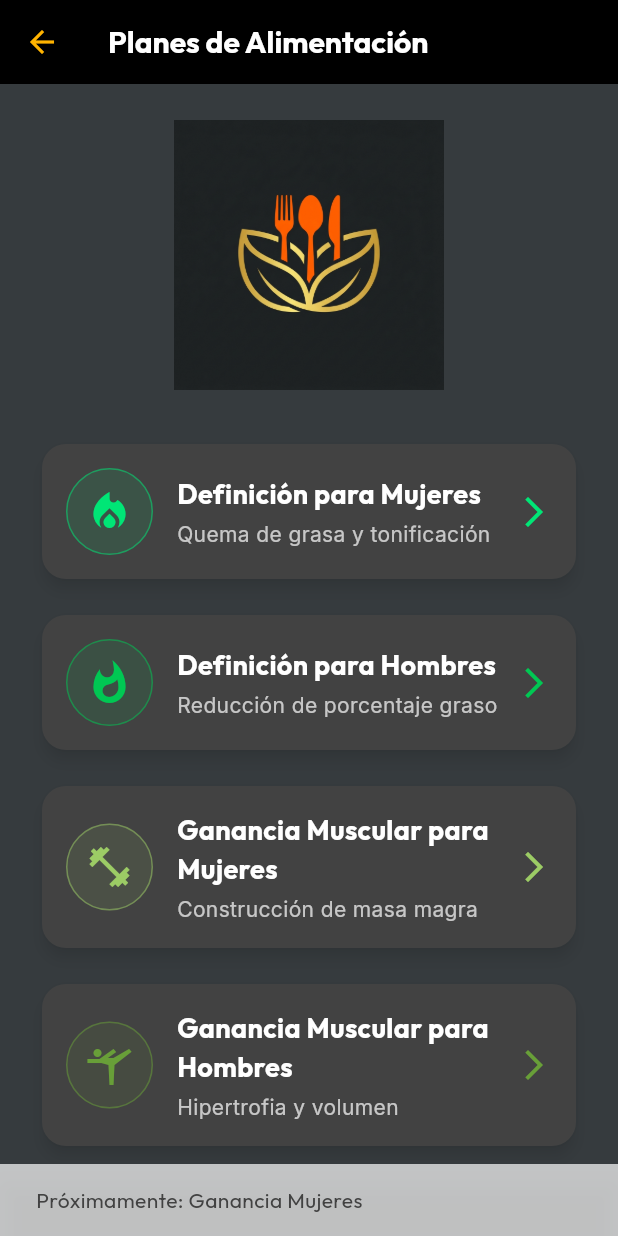
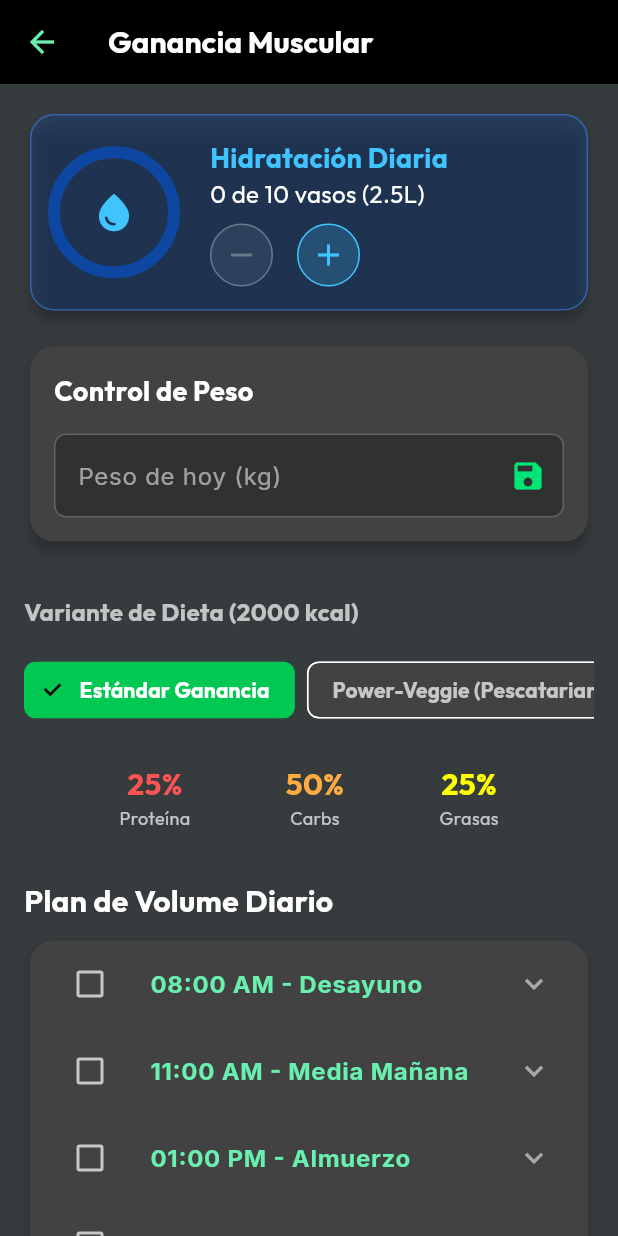
Before and after one commit to GPuebla-1008/PITBULL-GYM, a Flutter app: the DietasRecomendadasPage screen opened directly, after a tap on "Ganancia Muscular para Mujeres", on a phone screen of 412 x 824 dp. Run offline on Flutter 3.47's test engine with Material 3 defaults, Android fonts, the phone set to English and light mode, and no system bars; our stand-ins replace cloud_firestore, firebase_auth, firebase_core, google_fonts, shared_preferences, supabase_flutter; missing offline and left inert: dart:js; accounts and stored records are empty.

Commit message:
feat(dietas): implementar modulo de ganancia muscular femenina con persistencia y delta de peso invertido positivo

```diff
--- a/lib/core/models/dieta_model.dart
+++ b/lib/core/models/dieta_model.dart
@@ -273,3 +273,116 @@ final List<DietaModel> dietasDefinicionHombre = [
     ],
   ),
 ];
+
+// Semilla de las 5 variantes para "Ganancia Muscular Mujer" (~2000 kcal, Macros: 25-30% Prot / 45-50% Carb / 20-25% Grasas)
+final List<DietaModel> dietasGananciaMujer = [
+  DietaModel(
+    id: 'gan_mujer_estandar',
+    titulo: 'Estándar Ganancia',
+    calorias: 2000,
+    proteinas: '25%',
+    carbohidratos: '50%',
+    grasas: '25%',
+    cronograma: [
+      ComidaCronograma(horario: '08:00 AM', titulo: 'Desayuno', menu: 'Té/Café + Huevos revueltos, Avena gruesa y rodajas de batata dorada.', porciones: '2-3 huevos, 60g avena hidratada, 100g batata asada.'),
+      ComidaCronograma(horario: '11:00 AM', titulo: 'Media Mañana', menu: 'Infusión + Yogur natural con frutos secos y rebanada de pan lactal.', porciones: '200g yogur, 30g mix nueces/almendras, 1 rebanada pan molde.'),
+      ComidaCronograma(horario: '01:00 PM', titulo: 'Almuerzo', menu: 'Pechuga magra o cuadril + Arroz integral y vegetales tupidos.', porciones: '150g carne/pollo, 100g arroz pesado crudo, vegetales libres.'),
+      ComidaCronograma(horario: '05:00 PM', titulo: 'Merienda', menu: 'Mate cebado + Tostadas gruesas y mermelada sutil con queso ricota.', porciones: '3 tostadas salvado, 60g ricota, 2 cucharaditas mermelada.'),
+      ComidaCronograma(horario: '09:00 PM', titulo: 'Cena', menu: 'Pollo desmenuzado en colchón de fideos secos asados y verduras cocidas.', porciones: '150g pollo magro, 80g pasta, espinaca/acelga hervida.'),
+    ],
+    listaCompraMensual: [
+      ProductoCompra(id: 'g_std_1', categoria: 'Proteínas (Carnes)', nombre: 'Pechuga de Pollo y Cortes vacunos magros', cantidadMensual: '5 kg pollo, 3 kg carne vacuna'),
+      ProductoCompra(id: 'g_std_2', categoria: 'Proteínas (Huevos/Lácteos)', nombre: 'Maples grandes de Huevos, Yogur descremado y Ricota', cantidadMensual: '4 maples grandes, 15 potes yogures, 3 potes ricota magra'),
+      ProductoCompra(id: 'g_std_3', categoria: 'Carbohidratos (Energía)', nombre: 'Avena gruesa, Arroz integral, Batatas/Papas, Pan Molde oscuro, Fideos secos', cantidadMensual: '3 kg avena, 3 kg arroz, 3 kg batatas, 4 panes de molde, 2 kg fideos'),
+      ProductoCompra(id: 'g_std_4', categoria: 'Vegetales/Fibras', nombre: 'Atados vegetales (espinaca/acelga), Verdura de wok/hervor libre', cantidadMensual: '8 atados oscuros, tomates/lechugas frescos libre demanda'),
+      ProductoCompra(id: 'g_std_5', categoria: 'Grasas Saludables', nombre: 'Mix de Frutos Secos (Almendras/Nueces)', cantidadMensual: '1 kg mix frutos'),
+    ],
+  ),
+  DietaModel(
+    id: 'gan_mujer_pesc',
+    titulo: 'Power-Veggie (Pescatariana)',
+    calorias: 2000,
+    proteinas: '30%',
+    carbohidratos: '45%',
+    grasas: '25%',
+    cronograma: [
+      ComidaCronograma(horario: '08:00 AM', titulo: 'Desayuno', menu: 'Infusión + Pancakes a base de 1 huevo, claras pasteurizadas y avena fina.', porciones: '1 huevo + 100ml claras, 60g avena instantánea.'),
+      ComidaCronograma(horario: '11:00 AM', titulo: 'Media Mañana', menu: 'Licuado ligero de yogur descremado, semillas y frutos rojos.', porciones: '200g yogur, 1 taza frutos rojos, 15g chía/lino.'),
+      ComidaCronograma(horario: '01:00 PM', titulo: 'Almuerzo', menu: 'Medallón de Salmón o pescado azul asado + Quinoa y base de Garbanzos.', porciones: '150g pescado magro, 70g quinoa cruda, 50g garbanzos cocidos.'),
+      ComidaCronograma(horario: '05:00 PM', titulo: 'Merienda', menu: 'Skyr o yogur griego con granola gruesa sin azúcar.', porciones: '200g yogur proteico, 40g granola nuez/avena.'),
+      ComidaCronograma(horario: '09:00 PM', titulo: 'Cena', menu: 'Fajitas integrales rellenas de Atún al natural, Lentejas rubias y verduras crocantes.', porciones: '1.5 latas atún escurrido, 2 fajitas integrales grandes, 40g lentejas cocidas.'),
+    ],
+    listaCompraMensual: [
+      ProductoCompra(id: 'g_pesc_1', categoria: 'Proteínas (Pescado)', nombre: 'Filetes de pescado fino (Salmón/Atún natural/Merluza)', cantidadMensual: '6 kg Pescado congelado, 15 latas Atún al agua'),
+      ProductoCompra(id: 'g_pesc_2', categoria: 'Proteínas (Huevos/Lácteos)', nombre: 'Claras en caja, Huevos y Yogur Griego/Skyr', cantidadMensual: '2 Litros Claras, 2 Maples de Huevo, 20 potes Skyr/Yogur'),
+      ProductoCompra(id: 'g_pesc_3', categoria: 'Carbohidratos', nombre: 'Avena, Quinoa y Wraps Integrales', cantidadMensual: '2 kg Avena, 2 kg Quinoa fina, 6 paquetes tortillas integrales'),
+      ProductoCompra(id: 'g_pesc_4', categoria: 'Carbohidratos (Legumbres)', nombre: 'Garbanzos sueltos y Lentejas pardas', cantidadMensual: '2 kg Garbanzos seco, 2 kg Lentejas secas'),
+      ProductoCompra(id: 'g_pesc_5', categoria: 'Grasas Vivas', nombre: 'Frutos rojos (congelados), Granola proteica, Semillas combinadas', cantidadMensual: '2 kg frutos congelados, 1 kg Granola sin azúcar, 500g Chía/Lino'),
+    ],
+  ),
+  DietaModel(
+    id: 'gan_mujer_sinlac',
+    titulo: 'Crecimiento Limpio (Sin Lácteos)',
+    calorias: 2000,
+    proteinas: '25%',
+    carbohidratos: '50%',
+    grasas: '25%',
+    cronograma: [
+      ComidaCronograma(horario: '08:00 AM', titulo: 'Desayuno', menu: 'Batido en leche de coco/almendras, Polvo Isolate de Proteína y Tostadas sopladas.', porciones: '300ml leche vegetal, 1 scoop prote, 3 galletas arroz grandes.'),
+      ComidaCronograma(horario: '11:00 AM', titulo: 'Media Mañana', menu: 'Bol de frutas ácidas frescas con abundante lluvia de maní molido y almendras.', porciones: '2 cítricos (Naranja/Kiwi), 30g mix maní/almendras.'),
+      ComidaCronograma(horario: '01:00 PM', titulo: 'Almuerzo', menu: 'Tofu firme salteado fuerte + Ensalada verde tupida con trozos de Palta y Aceite de Oliva.', porciones: '150g Tofu tipo feta, 1 Palta mediana, Verdes libres, 1 Cda Oliva.'),
+      ComidaCronograma(horario: '05:00 PM', titulo: 'Merienda', menu: 'Té caliente + Pan negro rústico untado con Hummus ligero.', porciones: '3 rebanadas pan oscuro integral, 2-3 Cdas puré Hummus sutil.'),
+      ComidaCronograma(horario: '09:00 PM', titulo: 'Cena', menu: 'Supremas de Ave a la plancha con papas/batatas al horno.', porciones: '150g pechuga ave gruesa, 200g patatas asadas secas, verdura cruda libre.'),
+    ],
+    listaCompraMensual: [
+      ProductoCompra(id: 'g_slac_1', categoria: 'Proteínas Vivas', nombre: 'Tofu duro compactado, Suprema/Pechuga avícola', cantidadMensual: '3 kg Tofu crudo bloque, 6 kg pollo congelado'),
+      ProductoCompra(id: 'g_slac_2', categoria: 'Proteínas (Sustitutos)', nombre: 'Leche (Coco/Almendra sin Azúcar) y Whey Protein Isolate/Soya', cantidadMensual: '10 Litros bebida vegana cajón, 1 Frasco Suplemento (900g)'),
+      ProductoCompra(id: 'g_slac_3', categoria: 'Grasas y Vegetales', nombre: 'Paltas Frescas Aguacates, Aceites Puro Oliva prensado', cantidadMensual: '15 Paltas, 1 Botella Oliva 500ml'),
+      ProductoCompra(id: 'g_slac_4', categoria: 'Carbohidratos', nombre: 'Discos Arroz Gigantes, Tubérculos (Papa/Batata), Pan Molde 100% integral', cantidadMensual: '4 tubos galletas arroz, 5 kg papas/batatas, 3 panes oscuros salvado'),
+      ProductoCompra(id: 'g_slac_5', categoria: 'Misc y Snackings', nombre: 'Maní/Almendra crudo, Cítricos estacionales, Hummus casero/lata', cantidadMensual: '1.5 kg maní/almendras, Cítricos libres demanda'),
+    ],
+  ),
+  DietaModel(
+    id: 'gan_mujer_eco',
+    titulo: 'Económica Voluminizadora',
+    calorias: 2000,
+    proteinas: '25%',
+    carbohidratos: '50%',
+    grasas: '25%',
+    cronograma: [
+      ComidaCronograma(horario: '08:00 AM', titulo: 'Desayuno', menu: 'Mate/Té + Inmensa taza tipo mazamorra de Avena, Bananas y miel.', porciones: '80g gruesa avena hidratada hervidor, 2 Bananas, gota leche o agua.'),
+      ComidaCronograma(horario: '11:00 AM', titulo: 'Media Mañana', menu: 'Cítricos firmes o Manzanas y puñado Maní rústico crudo.', porciones: '2 frutas diarias temporada, 30g Maní baratísimo.'),
+      ComidaCronograma(horario: '01:00 PM', titulo: 'Almuerzo', menu: 'Pastas tirabuzones con salsa roja y picada magra de res.', porciones: '120g Fideos secos, 100g carne magra triturada, salsa tetrabrik.'),
+      ComidaCronograma(horario: '05:00 PM', titulo: 'Merienda', menu: 'Mate/Té + Huevos hervidos duros.', porciones: '3 huevos grandes duros pasados amarillentos.'),
+      ComidaCronograma(horario: '09:00 PM', titulo: 'Cena', menu: 'Lentejas rubias base escurridas con tiras de pollo (pata-muslo) estofadas y cebollín.', porciones: '100g legumbres secas hidratadas, 150g pata-muslo magro de pollo.'),
+    ],
+    listaCompraMensual: [
+      ProductoCompra(id: 'g_eco_1', categoria: 'Proteína Económica', nombre: 'Maples grandes de Huevos', cantidadMensual: '6 maples inmensos (180 huevos)'),
+      ProductoCompra(id: 'g_eco_2', categoria: 'Carnes de Rendimiento', nombre: 'Carne picada de res (magra/aguja) y Cajón Pata-Muslo avícola', cantidadMensual: '4 kg Picada Vacuna magra, 8 kg Cuartos pollería'),
+      ProductoCompra(id: 'g_eco_3', categoria: 'Carbohidratos Puros', nombre: 'Fideos simples italianos, Avena comercial granel, Lentejas rubias', cantidadMensual: '5 kg Fideos crudos, 4 kg Avena, 4 kg Lentejas secas'),
+      ProductoCompra(id: 'g_eco_4', categoria: 'Fibras/Vitaminas', nombre: 'Pomelo/Manzanas/Bananas (cajón verdulero), Maní pelado', cantidadMensual: 'Cajones diarios estacionales libres, 1.5kg Maní cacahuate a peso'),
+    ],
+  ),
+  DietaModel(
+    id: 'gan_mujer_fibra',
+    titulo: 'Alta Densidad Nutritiva (Smoothies)',
+    calorias: 2000,
+    proteinas: '30%',
+    carbohidratos: '45%',
+    grasas: '25%',
+    cronograma: [
+      ComidaCronograma(horario: '08:00 AM', titulo: 'Desayuno', menu: 'Mega Smoothie Verde: Batido de Avena, Chía hidratada, Espinaca cruda neutra y Frutos Rojos agrios', porciones: '50g Avena, 10g Chía, 1 puñado Espinaca/Berries, 150ml líquidos lácteos'),
+      ComidaCronograma(horario: '11:00 AM', titulo: 'Media Mañana', menu: 'Crackers integrales extra gruesas untadas de Mantequilla de Maní y lluvia de lino.', porciones: '4 Crackers cuadradas grandes, 2 Cdas espesas pasta maní puro.'),
+      ComidaCronograma(horario: '01:00 PM', titulo: 'Almuerzo', menu: 'Cuadril bovino asado / o Pollo a la plancha + Quinoa tupida con espinaca.', porciones: '150g rojo cárnico filete, 80g de quinoa/arroz integral pesada en seco, verduras vapor.'),
+      ComidaCronograma(horario: '05:00 PM', titulo: 'Merienda', menu: 'Pudding frío en vaso: Yogur proteico, rodajas de banana y avena instantánea.', porciones: '1 base yogur firme, 1 Banana en rodajas, 1 puñado avena espolvoreada.'),
+      ComidaCronograma(horario: '09:00 PM', titulo: 'Cena', menu: 'Filete magro oscuro y colchón de Tubérculos aplastados al ajo (Papas/Batatas).', porciones: '150g cárnico oscuro o atún natural libre aceites, 150g tubérculos batatas o papas pesadas puré.'),
+    ],
+    listaCompraMensual: [
+      ProductoCompra(id: 'g_fib_1', categoria: 'Bebibles/Licuados', nombre: 'Leches fluidas y Frutos Rojos/Arándanos', cantidadMensual: 'Frutos bosque congelados 1.5kg, Leches en caja 4 litros'),
+      ProductoCompra(id: 'g_fib_2', categoria: 'Grasas untables', nombre: 'Mantequilla/Pasta de Maní puro (sin relleno azucarado)', cantidadMensual: '2 frascos x 500g'),
+      ProductoCompra(id: 'g_fib_3', categoria: 'Proteínas Vivas', nombre: 'Cuadril bovino magro o Pechugas de pollo, Yogur Proteico', cantidadMensual: '6 kg asador/plancha cárnico, 15 potes yogur proteico'),
+      ProductoCompra(id: 'g_fib_4', categoria: 'Carbohidratos Rústicos Grano', nombre: 'Quinoa fina, Tubérculos (Papas/Batata), Avena y Crackers cuadradas', cantidadMensual: '2 kg Quinoa fina, 4 kg tubérculos, avena 2 kilos bolsa, 6 cajas crackers duras'),
+      ProductoCompra(id: 'g_fib_5', categoria: 'Semillas/Verduras', nombre: 'Chía/Lino, Espinacas frondosas (Batidoras)', cantidadMensual: 'Medio kg Chía, Atados espinaca libres demanda'),
+    ],
+  ),
+];
--- /dev/null
+++ b/lib/presentation/pages/dieta_mujer_ganancia_page.dart
@@ -0,0 +1,319 @@
+import 'package:flutter/material.dart';
+import 'package:provider/provider.dart';
+import 'package:google_fonts/google_fonts.dart';
+import '../../core/theme/app_theme.dart';
+import '../../core/models/dieta_model.dart';
+import '../../core/services/metrics_provider.dart';
+
+class DietaMujerGananciaPage extends StatefulWidget {
+  const DietaMujerGananciaPage({super.key});
+
+  @override
+  State<DietaMujerGananciaPage> createState() => _DietaMujerGananciaPageState();
+}
+
+class _DietaMujerGananciaPageState extends State<DietaMujerGananciaPage> {
+  int _dietaSeleccionada = 0;
+  final TextEditingController _weightController = TextEditingController();
+
+  @override
+  void dispose() {
+    _weightController.dispose();
+    super.dispose();
+  }
+
+  @override
+  Widget build(BuildContext context) {
+    final metrics = context.watch<MetricsProvider>();
+    final dieta = dietasGananciaMujer[_dietaSeleccionada];
+
+    return Scaffold(
+      backgroundColor: AppTheme.charcoalBackground,
+      appBar: AppBar(
+        title: Text(
+          'Ganancia Muscular',
+          style: GoogleFonts.outfit(fontWeight: FontWeight.bold, color: Colors.white),
+        ),
+        backgroundColor: AppTheme.deepBlack,
+        iconTheme: const IconThemeData(color: Colors.greenAccent),
+      ),
+      body: SingleChildScrollView(
+        padding: const EdgeInsets.all(16.0),
+        child: Column(
+          crossAxisAlignment: CrossAxisAlignment.stretch,
+          children: [
+            // --- MODULO AGUA (FEMENINO: 10 vasos / 2.5L) ---
+            _buildWaterModule(metrics),
+            const SizedBox(height: 16),
+
+            // --- MODULO PESO ---
+            _buildWeightModule(metrics),
+            const SizedBox(height: 32),
+
+            // --- SELECTOR DE DIETAS ---
+            Text('Variante de Dieta (2000 kcal)', style: GoogleFonts.outfit(color: Colors.white70, fontSize: 16, fontWeight: FontWeight.bold)),
+            const SizedBox(height: 16),
+            SingleChildScrollView(
+              scrollDirection: Axis.horizontal,
+              child: Row(
+                children: List.generate(dietasGananciaMujer.length, (index) {
+                  final d = dietasGananciaMujer[index];
+                  final isSelected = _dietaSeleccionada == index;
+                  return Padding(
+                    padding: const EdgeInsets.only(right: 8.0),
+                    child: ChoiceChip(
+                      label: Text(d.titulo),
+                      selected: isSelected,
+                      onSelected: (selected) {
+                        if (selected) setState(() => _dietaSeleccionada = index);
+                      },
+                      selectedColor: Colors.greenAccent.shade700,
+                      backgroundColor: AppTheme.warmGrey,
+                      labelStyle: TextStyle(color: isSelected ? Colors.white : Colors.white70, fontWeight: FontWeight.bold),
+                    ),
+                  );
+                }),
+              ),
+            ),
+            const SizedBox(height: 24),
+
+            // --- MACROS ---
+            Row(
+              mainAxisAlignment: MainAxisAlignment.spaceEvenly,
+              children: [
+                _buildMacroStat('Proteína', dieta.proteinas, Colors.redAccent),
+                _buildMacroStat('Carbs', dieta.carbohidratos, Colors.orangeAccent),
+                _buildMacroStat('Grasas', dieta.grasas, Colors.yellowAccent),
+              ],
+            ),
+            const SizedBox(height: 32),
+
+            // --- CRONOGRAMA ACORDEON CON CHECKBOX ---
+            Text('Plan de Volume Diario', style: GoogleFonts.outfit(color: Colors.white, fontSize: 20, fontWeight: FontWeight.bold)),
+            const SizedBox(height: 8),
+            Card(
+              color: AppTheme.warmGrey,
+              shape: RoundedRectangleBorder(borderRadius: BorderRadius.circular(16)),
+              child: ClipRRect(
+                borderRadius: BorderRadius.circular(16),
+                child: Column(
+                  children: dieta.cronograma.map((comida) {
+                    final isChecked = metrics.isMealChecked(dieta.id, comida.horario);
+                    return ExpansionTile(
+                      leading: Checkbox(
+                        value: isChecked,
+                        activeColor: Colors.greenAccent.shade700,
+                        checkColor: Colors.white,
+                        onChanged: (val) => metrics.toggleMealCheck(dieta.id, comida.horario),
+                      ),
+                      title: Text(
+                        '${comida.horario} - ${comida.titulo}',
+                        style: TextStyle(
+                          color: isChecked ? Colors.white54 : Colors.greenAccent,
+                          fontWeight: FontWeight.bold,
+                          decoration: isChecked ? TextDecoration.lineThrough : null,
+                        ),
+                      ),
+                      iconColor: Colors.greenAccent,
+                      collapsedIconColor: Colors.white54,
+                      childrenPadding: const EdgeInsets.fromLTRB(16, 0, 16, 16),
+                      expandedAlignment: Alignment.centerLeft,
+                      children: [
+                        Text('Menú:', style: TextStyle(color: Colors.white70, fontWeight: FontWeight.bold, fontSize: 13)),
+                        const SizedBox(height: 4),
+                        Text(comida.menu, style: const TextStyle(color: Colors.white, fontSize: 15)),
+                        const SizedBox(height: 12),
+                        Text('Porción exacta (Superávit):', style: TextStyle(color: Colors.white70, fontWeight: FontWeight.bold, fontSize: 13)),
+                        const SizedBox(height: 4),
+                        Text(comida.porciones, style: const TextStyle(color: Colors.white, fontSize: 15)),
+                      ],
+                    );
+                  }).toList(),
+                ),
+              ),
+            ),
+            const SizedBox(height: 32),
+
+            // --- LISTA DE COMPRA ---
+            Text('Mercado (Mes de Superávit)', style: GoogleFonts.outfit(color: Colors.white, fontSize: 20, fontWeight: FontWeight.bold)),
+            const SizedBox(height: 8),
+            Card(
+              color: AppTheme.warmGrey,
+              shape: RoundedRectangleBorder(borderRadius: BorderRadius.circular(16)),
+              child: Column(
+                children: dieta.listaCompraMensual.map((prod) {
+                  return CheckboxListTile(
+                    value: metrics.isProductChecked(prod.id),
+                    activeColor: Colors.greenAccent.shade700,
+                    checkColor: Colors.white,
+                    title: Text(prod.nombre, style: TextStyle(color: metrics.isProductChecked(prod.id) ? Colors.white54 : Colors.white, decoration: metrics.isProductChecked(prod.id) ? TextDecoration.lineThrough : null)),
+                    subtitle: Text('${prod.categoria} • ${prod.cantidadMensual}', style: const TextStyle(color: Colors.white54, fontSize: 12)),
+                    onChanged: (val) => metrics.toggleProductCheck(prod.id),
+                  );
+                }).toList(),
+              ),
+            ),
+            const SizedBox(height: 40),
+          ],
+        ),
+      ),
+    );
+  }
+
+  Widget _buildMacroStat(String label, String value, Color clr) {
+    return Column(
+      children: [
+        Text(value, style: GoogleFonts.outfit(color: clr, fontSize: 20, fontWeight: FontWeight.bold)),
+        Text(label, style: const TextStyle(color: Colors.white70, fontSize: 12)),
+      ],
+    );
+  }
+
+  Widget _buildWaterModule(MetricsProvider metrics) {
+    const meta = 10; // 10 vasos (2.5L) para mujeres
+    final objAlcanzado = metrics.waterGlasses >= meta;
+
+    return Card(
+      color: Colors.blue.shade900.withOpacity(0.3),
+      shape: RoundedRectangleBorder(side: BorderSide(color: Colors.blueAccent.withOpacity(0.5)), borderRadius: BorderRadius.circular(16)),
+      child: Padding(
+        padding: const EdgeInsets.all(16.0),
+        child: Row(
+          children: [
+            Stack(
+              alignment: Alignment.center,
+              children: [
+                SizedBox(
+                  width: 80,
+                  height: 80,
+                  child: CircularProgressIndicator(
+                    value: metrics.waterGlasses / meta,
+                    strokeWidth: 8,
+                    backgroundColor: Colors.blue.shade900,
+                    color: Colors.lightBlueAccent,
+                  ),
+                ),
+                Icon(objAlcanzado ? Icons.verified : Icons.water_drop, color: Colors.lightBlueAccent, size: 30),
+              ],
+            ),
+            const SizedBox(width: 24),
+            Expanded(
+              child: Column(
+                crossAxisAlignment: CrossAxisAlignment.start,
+                children: [
+                  Text('Hidratación Diaria', style: GoogleFonts.outfit(color: Colors.lightBlueAccent, fontWeight: FontWeight.bold, fontSize: 18)),
+                  Text('${metrics.waterGlasses} de $meta vasos (2.5L)', style: const TextStyle(color: Colors.white, fontSize: 16)),
+                  const SizedBox(height: 8),
+                  Row(
+                    children: [
+                      _roundedBtn(Icons.remove, () => metrics.removeWaterGlass(), Colors.blueGrey),
+                      const SizedBox(width: 16),
+                      _roundedBtn(Icons.add, () => metrics.addWaterGlass(), Colors.lightBlueAccent),
+                    ],
+                  ),
+                ],
+              ),
+            ),
+          ],
+        ),
+      ),
+    );
+  }
+
+  Widget _buildWeightModule(MetricsProvider metrics) {
+    final curWeight = metrics.currentWeight;
+    final lstWeight = metrics.lastWeight;
+
+    String deltaTxt = '';
+    Color deltaClr = Colors.white54;
+    IconData deltaIco = Icons.horizontal_rule;
+
+    if (curWeight != null && lstWeight != null) {
+      final diff = curWeight - lstWeight;
+      if (diff > 0) {
+        deltaTxt = '+${diff.toStringAsFixed(1)} kg';
+        deltaClr = Colors.greenAccent; // En volumen subir de peso es POSITIVO
+        deltaIco = Icons.trending_up;
+      } else if (diff < 0) {
+        deltaTxt = '${diff.toStringAsFixed(1)} kg';
+        deltaClr = Colors.redAccent;   // Bajar de peso en volumen es ALERTA ROJA
+        deltaIco = Icons.trending_down;
+      } else {
+        deltaTxt = 'Mantenido';
+        deltaClr = Colors.blueGrey;
+      }
+    }
+
+    return Card(
+      color: AppTheme.warmGrey,
+      shape: RoundedRectangleBorder(borderRadius: BorderRadius.circular(16)),
+      child: Padding(
+        padding: const EdgeInsets.all(16.0),
+        child: Column(
+          crossAxisAlignment: CrossAxisAlignment.start,
+          children: [
+            Text('Control de Peso', style: GoogleFonts.outfit(color: Colors.white, fontWeight: FontWeight.bold, fontSize: 18)),
+            const SizedBox(height: 16),
+            Row(
+              children: [
+                Expanded(
+                  child: TextField(
+                    controller: _weightController,
+                    keyboardType: const TextInputType.numberWithOptions(decimal: true),
+                    style: const TextStyle(color: Colors.white),
+                    decoration: InputDecoration(
+                      labelText: 'Peso de hoy (kg)',
+                      labelStyle: const TextStyle(color: Colors.white54),
+                      enabledBorder: OutlineInputBorder(borderSide: const BorderSide(color: Colors.white24), borderRadius: BorderRadius.circular(8)),
+                      focusedBorder: OutlineInputBorder(borderSide: BorderSide(color: Colors.greenAccent.shade400), borderRadius: BorderRadius.circular(8)),
+                      suffixIcon: IconButton(
+                        icon: Icon(Icons.save, color: Colors.greenAccent.shade400),
+                        onPressed: () {
+                          final p = double.tryParse(_weightController.text.replaceAll(',', '.'));
+                          if (p != null) {
+                            metrics.saveDailyWeight(p);
+                            _weightController.clear();
+                            FocusScope.of(context).unfocus();
+                          }
+                        },
+                      ),
+                    ),
+                  ),
+                ),
+                if (curWeight != null) ...[
+                  const SizedBox(width: 24),
+                  Column(
+                    crossAxisAlignment: CrossAxisAlignment.end,
+                    children: [
+                      Text('${curWeight.toStringAsFixed(1)} kg', style: GoogleFonts.outfit(color: Colors.white, fontSize: 24, fontWeight: FontWeight.bold)),
+                      if (curWeight != lstWeight)
+                        Row(
+                          children: [
+                            Icon(deltaIco, color: deltaClr, size: 16),
+                            const SizedBox(width: 4),
+                            Text(deltaTxt, style: TextStyle(color: deltaClr, fontWeight: FontWeight.bold)),
+                          ],
+                        )
+                    ],
+                  ),
+                ]
+              ],
+            ),
+          ],
+        ),
+      ),
+    );
+  }
+
+  Widget _roundedBtn(IconData ico, VoidCallback onTap, Color bg) {
+    return InkWell(
+      onTap: onTap,
+      borderRadius: BorderRadius.circular(20),
+      child: Container(
+        padding: const EdgeInsets.all(8),
+        decoration: BoxDecoration(shape: BoxShape.circle, color: bg.withOpacity(0.2), border: Border.all(color: bg)),
+        child: Icon(ico, color: bg, size: 24),
+      ),
+    );
+  }
+}
--- a/lib/presentation/pages/dietas_page.dart
+++ b/lib/presentation/pages/dietas_page.dart
@@ -3,6 +3,7 @@ import 'package:google_fonts/google_fonts.dart';
 import '../../core/theme/app_theme.dart';
 import 'dieta_mujer_definicion_page.dart';
 import 'dieta_hombre_definicion_page.dart';
+import 'dieta_mujer_ganancia_page.dart';
 
 class DietasRecomendadasPage extends StatelessWidget {
   const DietasRecomendadasPage({super.key});
@@ -63,9 +64,7 @@ class DietasRecomendadasPage extends StatelessWidget {
               icon: Icons.fitness_center,
               color: Colors.lightGreen.shade400,
               onTap: () {
-                ScaffoldMessenger.of(context).showSnackBar(
-                  const SnackBar(content: Text('Próximamente: Ganancia Mujeres')),
-                );
+                Navigator.push(context, MaterialPageRoute(builder: (_) => const DietaMujerGananciaPage()));
               },
             ),
             const SizedBox(height: 16),
```
